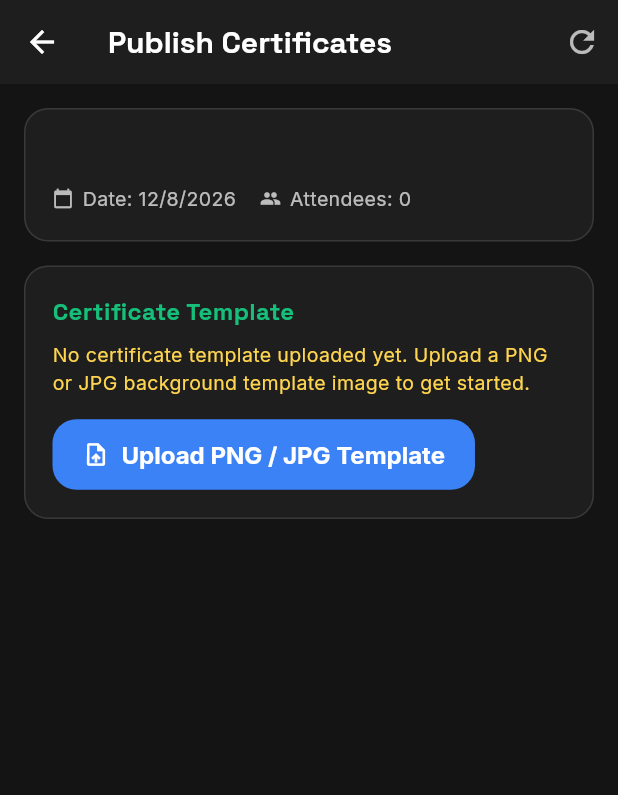
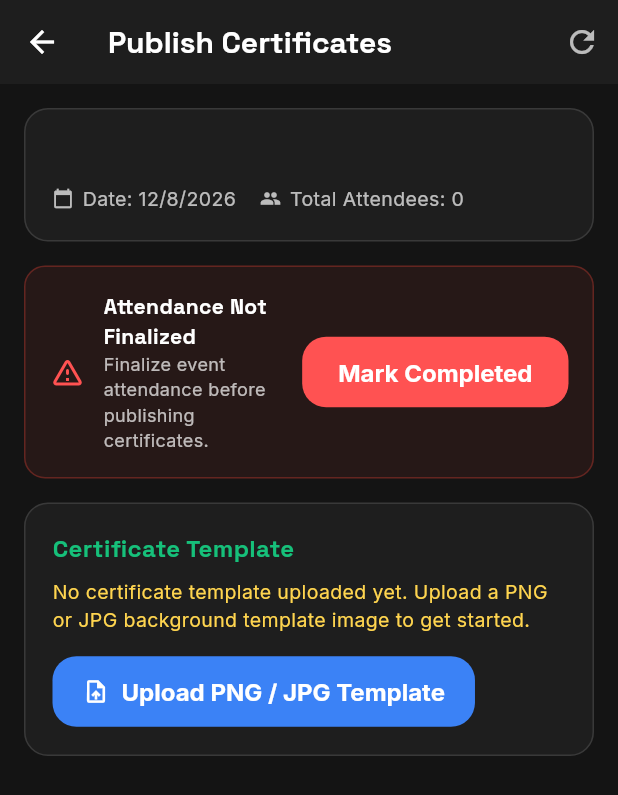
Before and after one commit to ISTE-SCTCE/lynq, a Flutter app: the CertificateIssuanceScreen screen opened directly with empty values, after a tap on the "refresh" icon, on a phone screen of 412 x 824 dp. Shown: the top 795 px of the screen. Run offline on Flutter 3.47's test engine with Material 3 defaults, Android fonts, the phone set to English and light mode, and no system bars; our stand-ins replace cached_network_image, file_picker, firebase_core, firebase_messaging, fl_chart, flutter_image_compress and 11 more; missing offline and left inert: encrypt, excel, mobile_scanner, syncfusion_flutter_pdfviewer; accounts and stored records are empty; network calls fail.

Commit message:
fix(certificates): add Mark Completed button, combine attendance & registration user IDs, and add RLS write policy

```diff
--- a/lynq/lib/screens/events/certificate_issuance_screen.dart
+++ b/lynq/lib/screens/events/certificate_issuance_screen.dart
@@ -58,11 +58,13 @@ class _CertificateIssuanceScreenState extends State<CertificateIssuanceScreen> {
           .maybeSingle();
 
       if (evRow != null) {
-        _isCompleted = evRow['attendance_finalized'] ?? false;
+        _isCompleted = evRow['attendance_finalized'] ?? widget.event.isCompleted;
         _activeTemplateUrl = (evRow['certificate_image_url'] as String?) ?? (evRow['template_url'] as String?);
+      } else {
+        _isCompleted = widget.event.isCompleted;
       }
 
-      // 2. Try fetching Active Template & Fields from certificate_templates table
+      // 2. Fetch Active Template & Fields
       try {
         final tmplRow = await _supabase
             .from('certificate_templates')
@@ -76,7 +78,7 @@ class _CertificateIssuanceScreenState extends State<CertificateIssuanceScreen> {
           _activeTemplateUrl = (tmplRow['template_file_url'] as String?) ?? _activeTemplateUrl;
         }
       } catch (e) {
-        debugPrint('certificate_templates table check: $e');
+        debugPrint('certificate_templates check: $e');
       }
 
       _activeTemplateId ??= 'event_${widget.event.id}';
@@ -92,26 +94,44 @@ class _CertificateIssuanceScreenState extends State<CertificateIssuanceScreen> {
         } catch (_) {}
       }
 
-      // 3. Fetch Registered Attendees
-      final attRes = await _supabase
-          .from('attendance')
-          .select('user_id')
-          .eq('event_id', widget.event.id);
-      final List attRows = attRes as List? ?? [];
-      final userIds = attRows.map((r) => r['user_id'] as String).toSet().toList();
+      // 3. Fetch Attendees from BOTH attendance and registrations tables
+      final Set<String> allUserIds = {};
 
-      if (userIds.isNotEmpty) {
+      try {
+        final attRes = await _supabase
+            .from('attendance')
+            .select('user_id')
+            .eq('event_id', widget.event.id);
+        for (final r in (attRes as List? ?? [])) {
+          if (r['user_id'] != null) allUserIds.add(r['user_id'] as String);
+        }
+      } catch (_) {}
+
+      try {
+        final regRes = await _supabase
+            .from('registrations')
+            .select('user_id')
+            .eq('event_id', widget.event.id);
+        for (final r in (regRes as List? ?? [])) {
+          if (r['user_id'] != null) allUserIds.add(r['user_id'] as String);
+        }
+      } catch (_) {}
+
+      final userIdsList = allUserIds.toList();
+      if (userIdsList.isNotEmpty) {
         final profilesRes = await _supabase
             .from('profiles')
             .select('id, name')
-            .inFilter('id', userIds);
+            .inFilter('id', userIdsList);
         final List profiles = profilesRes as List? ?? [];
         final profileMap = Map.fromEntries(profiles.map((p) => MapEntry(p['id'] as String, p['name'] as String? ?? 'Member')));
 
-        _attendees = userIds.map((uid) => {
+        _attendees = userIdsList.map((uid) => {
           'user_id': uid,
           'name': profileMap[uid] ?? 'Member',
         }).toList();
+      } else {
+        _attendees = [];
       }
 
       // 4. Fetch Already Issued Certificates
@@ -126,6 +146,40 @@ class _CertificateIssuanceScreenState extends State<CertificateIssuanceScreen> {
       debugPrint('Error loading stats: $e');
     } finally {
       if (mounted) setState(() => _isLoading = false);
+    }
+  }
+
+  Future<void> _finalizeEventAttendance() async {
+    setState(() {
+      _isProcessing = true;
+      _progressMessage = 'Finalizing event attendance...';
+    });
+    try {
+      await _supabase.from('events').update({
+        'attendance_finalized': true,
+      }).eq('id', widget.event.id);
+
+      setState(() => _isCompleted = true);
+
+      if (mounted) {
+        ScaffoldMessenger.of(context).showSnackBar(
+          const SnackBar(content: Text('Event marked as Completed! Attendance finalized.')),
+        );
+      }
+    } catch (e) {
+      if (mounted) {
+        ScaffoldMessenger.of(context).showSnackBar(
+          SnackBar(content: Text('Failed to finalize event: $e')),
+        );
+      }
+    } finally {
+      if (mounted) {
+        setState(() {
+          _isProcessing = false;
+          _progressMessage = '';
+        });
+        _loadStatsAndTemplate();
+      }
     }
   }
 
@@ -152,7 +206,6 @@ class _CertificateIssuanceScreenState extends State<CertificateIssuanceScreen> {
       final storagePath = 'templates/${widget.event.id}_${DateTime.now().millisecondsSinceEpoch}.$ext';
       String publicUrl = '';
 
-      // 1. Storage Upload with multi-bucket fallback
       try {
         await _supabase.storage.from('certificate_templates').uploadBinary(
           storagePath,
@@ -171,7 +224,6 @@ class _CertificateIssuanceScreenState extends State<CertificateIssuanceScreen> {
         publicUrl = _supabase.storage.from('event_posters').getPublicUrl(fallbackPath);
       }
 
-      // 2. Table Insert with fallback
       try {
         final tmplRes = await _supabase.from('certificate_templates').insert({
           'event_id': widget.event.id,
@@ -192,7 +244,6 @@ class _CertificateIssuanceScreenState extends State<CertificateIssuanceScreen> {
 
       _activeTemplateUrl = publicUrl;
 
-      // 3. Update events table
       await _supabase.from('events').update({
         'certificate_image_url': publicUrl,
         'template_url': publicUrl,
@@ -251,6 +302,25 @@ class _CertificateIssuanceScreenState extends State<CertificateIssuanceScreen> {
       return;
     }
 
+    final confirm = await showDialog<bool>(
+      context: context,
+      builder: (ctx) => AlertDialog(
+        backgroundColor: darkCardBg,
+        title: Text('Publish Certificates', style: GoogleFonts.spaceGrotesk(color: Colors.white, fontWeight: FontWeight.bold)),
+        content: Text('This will generate and publish certificates for ${eligible.length} attendee(s). Proceed?', style: GoogleFonts.inter(color: Colors.white70)),
+        actions: [
+          TextButton(onPressed: () => Navigator.of(ctx).pop(false), child: const Text('Cancel')),
+          ElevatedButton(
+            style: ElevatedButton.styleFrom(backgroundColor: accentGreen),
+            onPressed: () => Navigator.of(ctx).pop(true),
+            child: const Text('Publish Now', style: TextStyle(color: Colors.black, fontWeight: FontWeight.bold)),
+          ),
+        ],
+      ),
+    );
+
+    if (confirm != true) return;
+
     setState(() {
       _isProcessing = true;
       _processedCount = 0;
@@ -277,7 +347,7 @@ class _CertificateIssuanceScreenState extends State<CertificateIssuanceScreen> {
         final name = attendee['name'] as String;
 
         setState(() {
-          _progressMessage = 'Generating for $name (${i + 1}/$total)...';
+          _progressMessage = 'Publishing for $name (${i + 1}/$total)...';
           _processedCount = i + 1;
         });
 
@@ -382,7 +452,7 @@ class _CertificateIssuanceScreenState extends State<CertificateIssuanceScreen> {
                             const SizedBox(width: 16),
                             const Icon(Icons.people, size: 14, color: Colors.white70),
                             const SizedBox(width: 6),
-                            Text('Attendees: ${_attendees.length}', style: GoogleFonts.inter(fontSize: 13, color: Colors.white70)),
+                            Text('Total Attendees: ${_attendees.length}', style: GoogleFonts.inter(fontSize: 13, color: Colors.white70)),
                           ],
                         ),
                       ],
@@ -390,7 +460,57 @@ class _CertificateIssuanceScreenState extends State<CertificateIssuanceScreen> {
                   ),
                   const SizedBox(height: 16),
 
-                  // Template Card with Clean Responsive Action Buttons
+                  // Event Finalization Banner
+                  if (!_isCompleted)
+                    Container(
+                      width: double.infinity,
+                      padding: const EdgeInsets.all(16),
+                      decoration: BoxDecoration(
+                        color: Colors.red.withOpacity(0.08),
+                        border: Border.all(color: Colors.red.withOpacity(0.3)),
+                        borderRadius: BorderRadius.circular(14),
+                      ),
+                      child: Row(
+                        children: [
+                          const Icon(Icons.warning_amber_rounded, color: Colors.redAccent, size: 24),
+                          const SizedBox(width: 12),
+                          Expanded(
+                            child: Column(
+                              crossAxisAlignment: CrossAxisAlignment.start,
+                              children: [
+                                Text('Attendance Not Finalized', style: GoogleFonts.spaceGrotesk(color: Colors.white, fontWeight: FontWeight.bold, fontSize: 14)),
+                                Text('Finalize event attendance before publishing certificates.', style: GoogleFonts.inter(color: Colors.white70, fontSize: 12)),
+                              ],
+                            ),
+                          ),
+                          ElevatedButton(
+                            style: ElevatedButton.styleFrom(backgroundColor: Colors.redAccent, foregroundColor: Colors.white),
+                            onPressed: _isProcessing ? null : _finalizeEventAttendance,
+                            child: const Text('Mark Completed'),
+                          ),
+                        ],
+                      ),
+                    )
+                  else
+                    Container(
+                      width: double.infinity,
+                      padding: const EdgeInsets.all(14),
+                      decoration: BoxDecoration(
+                        color: accentGreen.withOpacity(0.08),
+                        border: Border.all(color: accentGreen.withOpacity(0.3)),
+                        borderRadius: BorderRadius.circular(14),
+                      ),
+                      child: Row(
+                        children: [
+                          const Icon(Icons.check_circle, color: accentGreen, size: 20),
+                          const SizedBox(width: 10),
+                          Text('Event Marked as Completed & Attendance Finalized', style: GoogleFonts.inter(color: Colors.white, fontWeight: FontWeight.w600, fontSize: 13)),
+                        ],
+                      ),
+                    ),
+                  const SizedBox(height: 16),
+
+                  // Template Card
                   _buildDarkCard(
                     child: Column(
                       crossAxisAlignment: CrossAxisAlignment.start,
@@ -501,22 +621,22 @@ class _CertificateIssuanceScreenState extends State<CertificateIssuanceScreen> {
 
                   const SizedBox(height: 24),
 
-                  // Big Action Button
+                  // Big Action Button with Accurate Pending Count
                   SizedBox(
                     width: double.infinity,
                     height: 54,
                     child: ElevatedButton.icon(
                       icon: const Icon(Icons.play_arrow, size: 22),
                       label: Text(
-                        'Generate All Pending Certificates ($pendingCount)',
+                        'Publish to $pendingCount Pending Participants',
                         style: GoogleFonts.spaceGrotesk(fontSize: 16, fontWeight: FontWeight.bold),
                       ),
                       style: ElevatedButton.styleFrom(
-                        backgroundColor: (pendingCount > 0 && _activeTemplateUrl != null && !_isProcessing) ? Colors.amber[700] : Colors.white12,
-                        foregroundColor: (pendingCount > 0 && _activeTemplateUrl != null && !_isProcessing) ? Colors.black : Colors.white38,
+                        backgroundColor: (pendingCount > 0 && _activeTemplateUrl != null && _isCompleted && !_isProcessing) ? Colors.amber[700] : Colors.white12,
+                        foregroundColor: (pendingCount > 0 && _activeTemplateUrl != null && _isCompleted && !_isProcessing) ? Colors.black : Colors.white38,
                         shape: RoundedRectangleBorder(borderRadius: BorderRadius.circular(14)),
                       ),
-                      onPressed: (pendingCount == 0 || _activeTemplateUrl == null || _isProcessing) ? null : _generateAllCertificates,
+                      onPressed: (pendingCount == 0 || _activeTemplateUrl == null || !_isCompleted || _isProcessing) ? null : _generateAllCertificates,
                     ),
                   ),
                 ],
```
Also changed, not shown: 2 other files.
